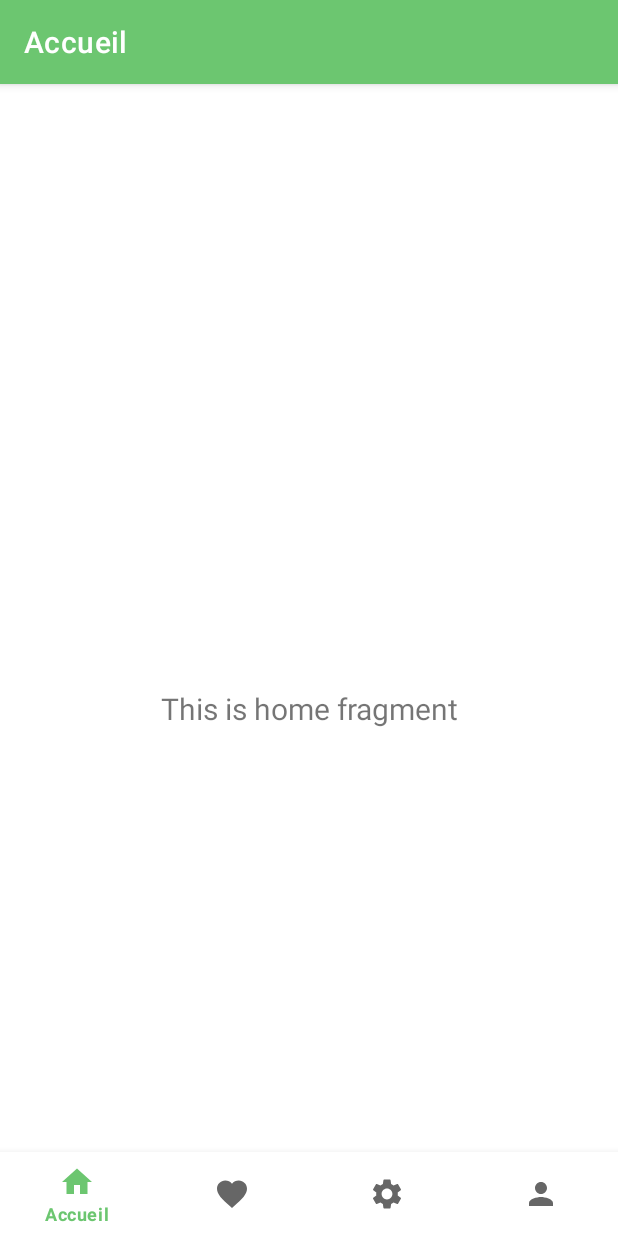
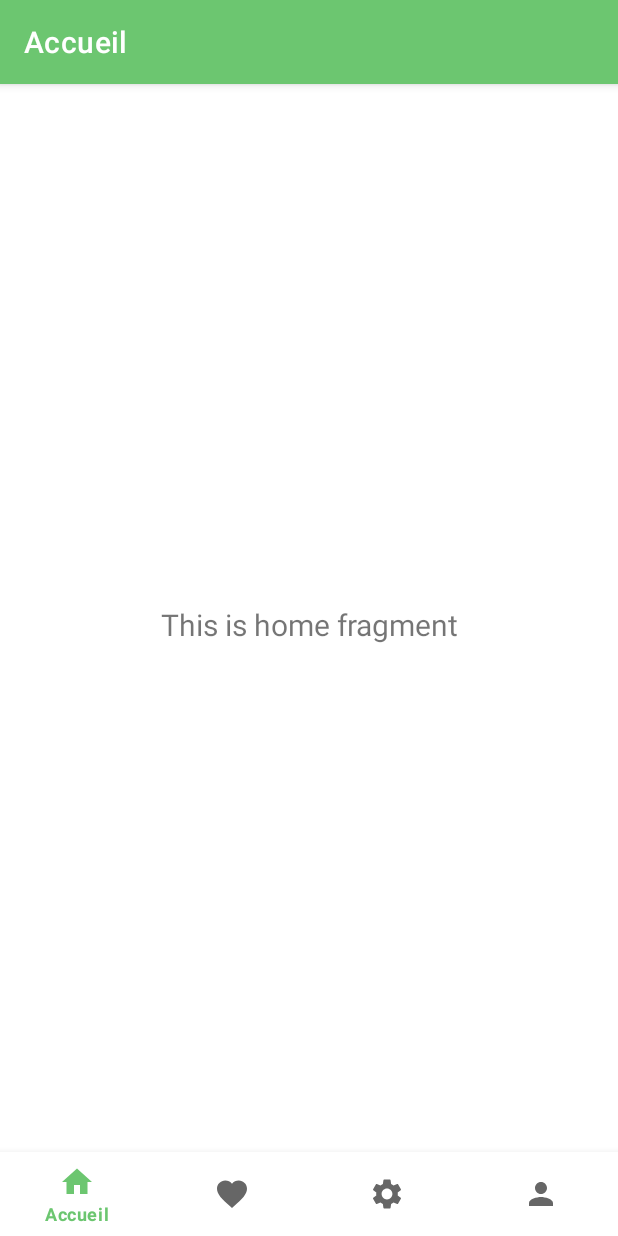
Before and after one commit to AliciaRakotomamonjy/ApplicationAndroid, an Android app: the screen it shows after launch (MainActivity), on a phone screen of 412 x 824 dp. Run offline under Robolectric (Android 15) with nearby library versions, the phone set to English and light mode, and no system bars; our stand-ins replace navigation-ui.

Commit message:
[Aff] - debug affichage fragement

```diff
--- a/app/src/main/res/layout/activity_main.xml
+++ b/app/src/main/res/layout/activity_main.xml
@@ -1,35 +1,30 @@
-<?xml version="1.0" encoding="utf-8"?>
-<androidx.constraintlayout.widget.ConstraintLayout xmlns:android="http://schemas.android.com/apk/res/android"
+<androidx.constraintlayout.widget.ConstraintLayout
+    xmlns:android="http://schemas.android.com/apk/res/android"
     xmlns:app="http://schemas.android.com/apk/res-auto"
     android:id="@+id/container"
     android:layout_width="match_parent"
-    android:layout_height="match_parent"
-    android:paddingTop="?attr/actionBarSize">
+    android:layout_height="match_parent">
 
     <com.google.android.material.bottomnavigation.BottomNavigationView
         android:id="@+id/nav_view"
         android:layout_width="0dp"
         android:layout_height="wrap_content"
-        android:layout_marginStart="0dp"
-        android:layout_marginEnd="0dp"
         android:background="?android:attr/windowBackground"
         app:layout_constraintBottom_toBottomOf="parent"
-        app:layout_constraintLeft_toLeftOf="parent"
-        app:layout_constraintRight_toRightOf="parent"
+        app:layout_constraintStart_toStartOf="parent"
+        app:layout_constraintEnd_toEndOf="parent"
         app:menu="@menu/bottom_nav_menu" />
 
     <fragment
         android:id="@+id/nav_host_fragment_activity_main"
         android:name="androidx.navigation.fragment.NavHostFragment"
-        android:layout_width="match_parent"
-        android:layout_height="match_parent"
+        android:layout_width="0dp"
+        android:layout_height="0dp"
         app:defaultNavHost="true"
         app:layout_constraintBottom_toTopOf="@id/nav_view"
-        app:layout_constraintHorizontal_bias="0.0"
-        app:layout_constraintLeft_toLeftOf="parent"
-        app:layout_constraintRight_toRightOf="parent"
         app:layout_constraintTop_toTopOf="parent"
-        app:layout_constraintVertical_bias="1.0"
+        app:layout_constraintStart_toStartOf="parent"
+        app:layout_constraintEnd_toEndOf="parent"
         app:navGraph="@navigation/mobile_navigation" />
 
 </androidx.constraintlayout.widget.ConstraintLayout>
```
